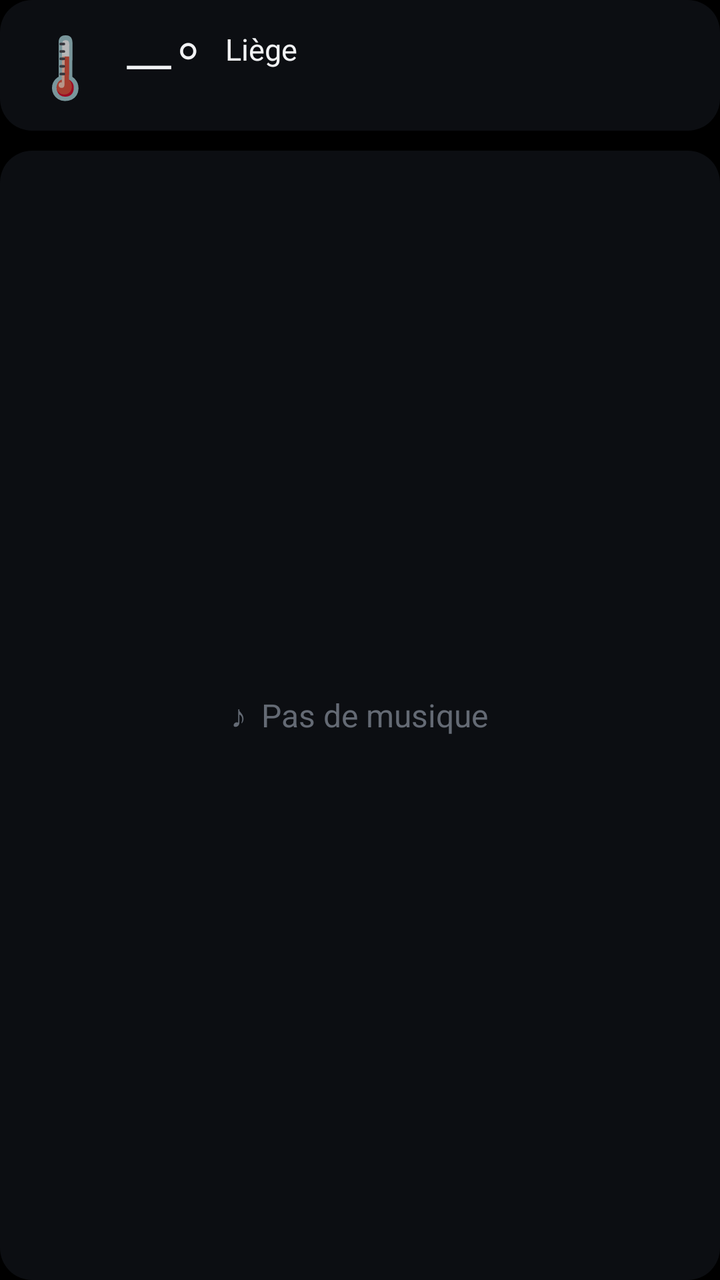
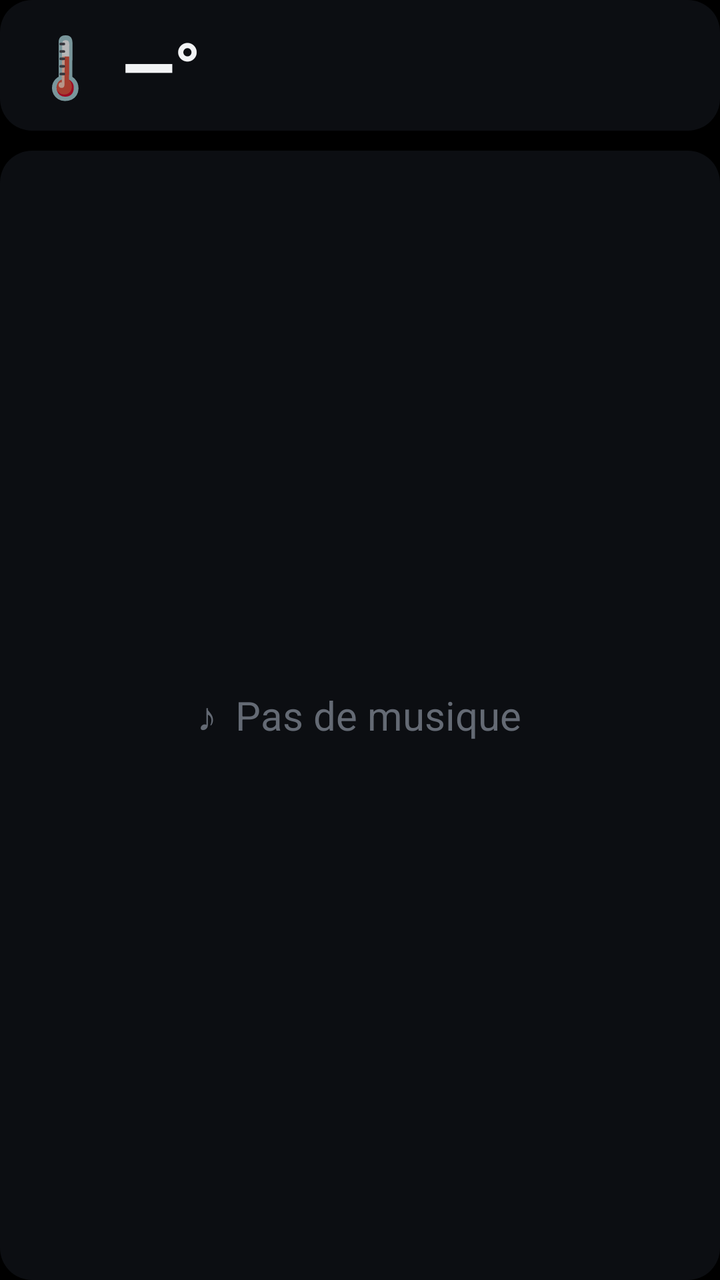

The first picture is an Android layout as it rendered before a commit; the second is the same layout after the commit. The layout source and the unified diff follow.
<!-- AndroidManifest.xml: application theme Theme.Camera -->
<!-- res/layout/panel_info.xml -->
<?xml version="1.0" encoding="utf-8"?>
<LinearLayout xmlns:android="http://schemas.android.com/apk/res/android"
    android:layout_width="match_parent"
    android:layout_height="match_parent"
    android:orientation="vertical">

    
    <LinearLayout
        android:layout_width="match_parent"
        android:layout_height="wrap_content"
        android:background="@drawable/card_bg"
        android:gravity="center_vertical"
        android:orientation="horizontal"
        android:paddingHorizontal="14dp"
        android:paddingVertical="8dp">

        <TextView
            android:id="@+id/weather_icon"
            android:layout_width="wrap_content"
            android:layout_height="wrap_content"
            android:text="🌡️"
            android:textSize="30sp" />

        <TextView
            android:id="@+id/weather_temp"
            android:layout_width="wrap_content"
            android:layout_height="wrap_content"
            android:layout_marginStart="10dp"
            android:fontFamily="sans-serif-light"
            android:text="—°"
            android:textColor="@color/text"
            android:textSize="34sp" />

        <LinearLayout
            android:layout_width="0dp"
            android:layout_height="wrap_content"
            android:layout_marginStart="12dp"
            android:layout_weight="1"
            android:orientation="vertical">

            <TextView
                android:id="@+id/weather_label"
                android:layout_width="wrap_content"
                android:layout_height="wrap_content"
                android:maxLines="1"
                android:text="Liège"
                android:textColor="@color/text"
                android:textSize="15sp" />

            <TextView
                android:id="@+id/weather_details"
                android:layout_width="wrap_content"
                android:layout_height="wrap_content"
                android:maxLines="1"
                android:textColor="@color/text_dim"
                android:textSize="12sp" />
        </LinearLayout>

        <TextView
            android:id="@+id/clock"
            android:layout_width="wrap_content"
            android:layout_height="wrap_content"
            android:fontFamily="sans-serif"
            android:textStyle="bold"
            android:includeFontPadding="false"
            android:textColor="@color/text"
            android:textSize="42sp" />
    </LinearLayout>

    
    <LinearLayout
        android:id="@+id/delivery_card"
        android:layout_width="match_parent"
        android:layout_height="wrap_content"
        android:layout_marginTop="10dp"
        android:background="@drawable/card_bg"
        android:backgroundTint="@color/deliveroo_bg"
        android:gravity="center_vertical"
        android:orientation="horizontal"
        android:paddingHorizontal="14dp"
        android:paddingVertical="8dp"
        android:visibility="gone">

        <LinearLayout
            android:layout_width="wrap_content"
            android:layout_height="wrap_content"
            android:gravity="center_horizontal"
            android:orientation="vertical">

            <TextView
                android:id="@+id/delivery_label"
                style="@style/SectionTitle"
                android:layout_marginBottom="0dp"
                android:text="🛵 Code livreur"
                android:textColor="@color/deliveroo" />

            <TextView
                android:id="@+id/delivery_code"
                android:layout_width="wrap_content"
                android:layout_height="wrap_content"
                android:fontFamily="sans-serif-medium"
                android:includeFontPadding="false"
                android:letterSpacing="0.1"
                android:textColor="@color/text"
                android:textSize="36sp" />
        </LinearLayout>

        <LinearLayout
            android:layout_width="0dp"
            android:layout_height="wrap_content"
            android:layout_marginStart="16dp"
            android:layout_weight="1"
            android:orientation="vertical">

            <TextView
                android:id="@+id/delivery_window"
                android:layout_width="wrap_content"
                android:layout_height="wrap_content"
                android:fontFamily="sans-serif-medium"
                android:maxLines="1"
                android:textColor="@color/deliveroo"
                android:textSize="16sp" />

            <TextView
                android:id="@+id/delivery_restaurant"
                android:layout_width="match_parent"
                android:layout_height="wrap_content"
                android:ellipsize="end"
                android:maxLines="1"
                android:textColor="@color/text"
                android:textSize="12sp" />

            <TextView
                android:id="@+id/delivery_status"
                android:layout_width="match_parent"
                android:layout_height="wrap_content"
                android:ellipsize="end"
                android:maxLines="2"
                android:textColor="@color/text_dim"
                android:textSize="12sp" />
        </LinearLayout>
    </LinearLayout>

    <include
        android:id="@+id/music"
        layout="@layout/panel_music"
        android:layout_width="match_parent"
        android:layout_height="0dp"
        android:layout_marginTop="10dp"
        android:layout_weight="1" />
</LinearLayout>
<!-- res/layout/panel_music.xml (included above) -->
<?xml version="1.0" encoding="utf-8"?>
<FrameLayout xmlns:android="http://schemas.android.com/apk/res/android"
    android:layout_width="match_parent"
    android:layout_height="match_parent"
    android:background="@drawable/card_bg"
    android:padding="14dp">

    <TextView
        android:id="@+id/music_idle"
        android:layout_width="wrap_content"
        android:layout_height="wrap_content"
        android:layout_gravity="center"
        android:text="♪  Pas de musique"
        android:textColor="@color/text_faint"
        android:textSize="16sp" />

    <LinearLayout
        android:id="@+id/music_content"
        android:layout_width="match_parent"
        android:layout_height="match_parent"
        android:visibility="gone"
        android:gravity="center_vertical"
        android:orientation="horizontal">

    <ImageView
        android:id="@+id/cover"
        android:layout_width="120dp"
        android:layout_height="120dp"
        android:background="@drawable/cover_placeholder"
        android:contentDescription="Pochette"
        android:scaleType="centerCrop" />

    <LinearLayout
        android:layout_width="0dp"
        android:layout_height="wrap_content"
        android:layout_marginStart="14dp"
        android:layout_weight="1"
        android:orientation="vertical">

        <TextView
            android:id="@+id/music_state"
            style="@style/SectionTitle"
            android:ellipsize="end"
            android:maxLines="1"
            android:text="moOde" />

        <TextView
            android:id="@+id/music_title"
            android:layout_width="match_parent"
            android:layout_height="wrap_content"
            android:ellipsize="end"
            android:fontFamily="sans-serif-medium"
            android:maxLines="2"
            android:textColor="@color/text"
            android:textSize="19sp" />

        <TextView
            android:id="@+id/music_artist"
            android:layout_width="match_parent"
            android:layout_height="wrap_content"
            android:layout_marginTop="2dp"
            android:ellipsize="end"
            android:maxLines="1"
            android:textColor="@color/text"
            android:textSize="16sp" />

        <TextView
            android:id="@+id/music_album"
            android:layout_width="match_parent"
            android:layout_height="wrap_content"
            android:ellipsize="end"
            android:maxLines="1"
            android:textColor="@color/text_dim"
            android:textSize="14sp" />

        <ProgressBar
            android:id="@+id/music_progress"
            style="?android:attr/progressBarStyleHorizontal"
            android:layout_width="match_parent"
            android:layout_height="4dp"
            android:layout_marginTop="12dp"
            android:max="1000"
            android:progressBackgroundTint="#33FFFFFF"
            android:progressTint="@color/accent" />

        <TextView
            android:id="@+id/music_time"
            android:layout_width="wrap_content"
            android:layout_height="wrap_content"
            android:layout_marginTop="4dp"
            android:textColor="@color/text_faint"
            android:textSize="12sp" />
    </LinearLayout>
    </LinearLayout>
</FrameLayout>
<!-- resources referenced by this layout -->
<resources>
  <color name="accent">#F5C518</color>
  <color name="deliveroo">#00CCBC</color>
  <color name="deliveroo_bg">#E6082B29</color>
  <color name="text">#F2F3F5</color>
  <color name="text_dim">#9AA0AA</color>
  <color name="text_faint">#646A74</color>
  <!-- drawable card_bg (drawable) -->
  <shape xmlns:android="http://schemas.android.com/apk/res/android">
      <corners android:radius="16dp" />
      <solid android:color="@color/card" />
  </shape>
  <!-- drawable cover_placeholder (drawable) -->
  <shape xmlns:android="http://schemas.android.com/apk/res/android">
      <corners android:radius="12dp" />
      <solid android:color="#22262D" />
  </shape>
  <style name="SectionTitle">
          <item name="android:layout_width">wrap_content</item>
          <item name="android:layout_height">wrap_content</item>
          <item name="android:layout_marginBottom">4dp</item>
          <item name="android:fontFamily">sans-serif-medium</item>
          <item name="android:letterSpacing">0.08</item>
          <item name="android:textAllCaps">true</item>
          <item name="android:textColor">@color/text_faint</item>
          <item name="android:textSize">11sp</item>
      </style>
  <style name="Theme.Camera" parent="Theme.AppCompat.NoActionBar">
          <item name="android:windowBackground">@android:color/black</item>
          <item name="android:windowFullscreen">true</item>
          <item name="android:statusBarColor">@android:color/black</item>
          <item name="android:navigationBarColor">@android:color/black</item>
      </style>
  <color name="card">#CC101217</color>
</resources>

<!-- the commit's change to res/layout/panel_info.xml (unified diff, before → after) -->
@@ -26,35 +26,22 @@
             android:layout_width="wrap_content"
             android:layout_height="wrap_content"
             android:layout_marginStart="10dp"
-            android:fontFamily="sans-serif-light"
+            android:fontFamily="sans-serif-black"
             android:text="—°"
             android:textColor="@color/text"
             android:textSize="34sp" />
 
-        <LinearLayout
+        
+        <TextView
+            android:id="@+id/weather_details"
             android:layout_width="0dp"
             android:layout_height="wrap_content"
             android:layout_marginStart="12dp"
             android:layout_weight="1"
-            android:orientation="vertical">
-
-            <TextView
-                android:id="@+id/weather_label"
-                android:layout_width="wrap_content"
-                android:layout_height="wrap_content"
-                android:maxLines="1"
-                android:text="Liège"
-                android:textColor="@color/text"
-                android:textSize="15sp" />
-
-            <TextView
-                android:id="@+id/weather_details"
-                android:layout_width="wrap_content"
-                android:layout_height="wrap_content"
-                android:maxLines="1"
-                android:textColor="@color/text_dim"
-                android:textSize="12sp" />
-        </LinearLayout>
+            android:ellipsize="end"
+            android:maxLines="1"
+            android:textColor="@color/text_dim"
+            android:textSize="22sp" />
 
         <TextView
             android:id="@+id/clock"
@@ -154,8 +141,16 @@
 <FrameLayout xmlns:android="http://schemas.android.com/apk/res/android"
     android:layout_width="match_parent"
     android:layout_height="match_parent"
-    android:background="@drawable/card_bg"
-    android:padding="14dp">
+    android:background="@drawable/card_bg">
+
+    
+    <ImageView
+        android:id="@+id/cover_bg"
+        android:layout_width="match_parent"
+        android:layout_height="match_parent"
+        android:alpha="0.35"
+        android:importantForAccessibility="no"
+        android:scaleType="centerCrop" />
 
     <TextView
         android:id="@+id/music_idle"
@@ -164,84 +159,90 @@
         android:layout_gravity="center"
         android:text="♪  Pas de musique"
         android:textColor="@color/text_faint"
-        android:textSize="16sp" />
+        android:textSize="20sp" />
 
     <LinearLayout
         android:id="@+id/music_content"
         android:layout_width="match_parent"
         android:layout_height="match_parent"
-        android:visibility="gone"
         android:gravity="center_vertical"
-        android:orientation="horizontal">
-
-    <ImageView
-        android:id="@+id/cover"
-        android:layout_width="120dp"
-        android:layout_height="120dp"
-        android:background="@drawable/cover_placeholder"
-        android:contentDescription="Pochette"
-        android:scaleType="centerCrop" />
-
-    <LinearLayout
-        android:layout_width="0dp"
-        android:layout_height="wrap_content"
-        android:layout_marginStart="14dp"
-        android:layout_weight="1"
-        android:orientation="vertical">
-
-        <TextView
-            android:id="@+id/music_state"
-            style="@style/SectionTitle"
-            android:ellipsize="end"
-            android:maxLines="1"
-            android:text="moOde" />
-
-        <TextView
-            android:id="@+id/music_title"
-            android:layout_width="match_parent"
-            android:layout_height="wrap_content"
-            android:ellipsize="end"
-            android:fontFamily="sans-serif-medium"
-            android:maxLines="2"
-            android:textColor="@color/text"
-            android:textSize="19sp" />
-
-        <TextView
-            android:id="@+id/music_artist"
-            android:layout_width="match_parent"
-            android:layout_height="wrap_content"
-            android:layout_marginTop="2dp"
-            android:ellipsize="end"
-            android:maxLines="1"
-            android:textColor="@color/text"
-            android:textSize="16sp" />
-
-        <TextView
-            android:id="@+id/music_album"
-            android:layout_width="match_parent"
-            android:layout_height="wrap_content"
-            android:ellipsize="end"
-            android:maxLines="1"
-            android:textColor="@color/text_dim"
-            android:textSize="14sp" />
-
-        <ProgressBar
-            android:id="@+id/music_progress"
-            style="?android:attr/progressBarStyleHorizontal"
-            android:layout_width="match_parent"
-            android:layout_height="4dp"
-            android:layout_marginTop="12dp"
-            android:max="1000"
-            android:progressBackgroundTint="#33FFFFFF"
-            android:progressTint="@color/accent" />
-
-        <TextView
-            android:id="@+id/music_time"
-            android:layout_width="wrap_content"
-            android:layout_height="wrap_content"
-            android:layout_marginTop="4dp"
-            android:textColor="@color/text_faint"
-            android:textSize="12sp" />
-    </LinearLayout>
+        android:orientation="horizontal"
+        android:padding="16dp"
+        android:visibility="gone">
+
+        <ImageView
+            android:id="@+id/cover"
+            android:layout_width="160dp"
+            android:layout_height="160dp"
+            android:background="@drawable/cover_placeholder"
+            android:contentDescription="Pochette"
+            android:elevation="6dp"
+            android:scaleType="centerCrop" />
+
+        <LinearLayout
+            android:layout_width="0dp"
+            android:layout_height="wrap_content"
+            android:layout_marginStart="18dp"
+            android:layout_weight="1"
+            android:orientation="vertical">
+
+            <TextView
+                android:id="@+id/music_state"
+                style="@style/SectionTitle"
+                android:layout_marginBottom="6dp"
+                android:ellipsize="end"
+                android:maxLines="1"
+                android:text="moOde"
+                android:textSize="12sp" />
+
+            <TextView
+                android:id="@+id/music_title"
+                android:layout_width="match_parent"
+                android:layout_height="wrap_content"
+                android:ellipsize="end"
+                android:fontFamily="sans-serif"
+                android:maxLines="2"
+                android:textColor="@color/text"
+                android:textSize="26sp"
+                android:textStyle="bold" />
+
+            <TextView
+                android:id="@+id/music_artist"
+                android:layout_width="match_parent"
+                android:layout_height="wrap_content"
+                android:layout_marginTop="4dp"
+                android:ellipsize="end"
+                android:maxLines="1"
+                android:textColor="@color/text"
+                android:textSize="20sp" />
+
+            <TextView
+                android:id="@+id/music_album"
+                android:layout_width="match_parent"
+                android:layout_height="wrap_content"
+                android:layout_marginTop="2dp"
+                android:ellipsize="end"
+                android:maxLines="1"
+                android:textColor="@color/text_dim"
+                android:textSize="16sp" />
+
+            <ProgressBar
+                android:id="@+id/music_progress"
+                style="?android:attr/progressBarStyleHorizontal"
+                android:layout_width="match_parent"
+                android:layout_height="5dp"
+                android:layout_marginTop="16dp"
+                android:max="1000"
+                android:progressBackgroundTint="#33FFFFFF"
+                android:progressTint="@color/accent" />
+
+            <TextView
+                android:id="@+id/music_time"
+                android:layout_width="wrap_content"
+                android:layout_height="wrap_content"
+                android:layout_marginTop="6dp"
+                android:textColor="@color/text_dim"
+                android:textSize="14sp" />
+        </LinearLayout>
     </LinearLayout>
 </FrameLayout>
